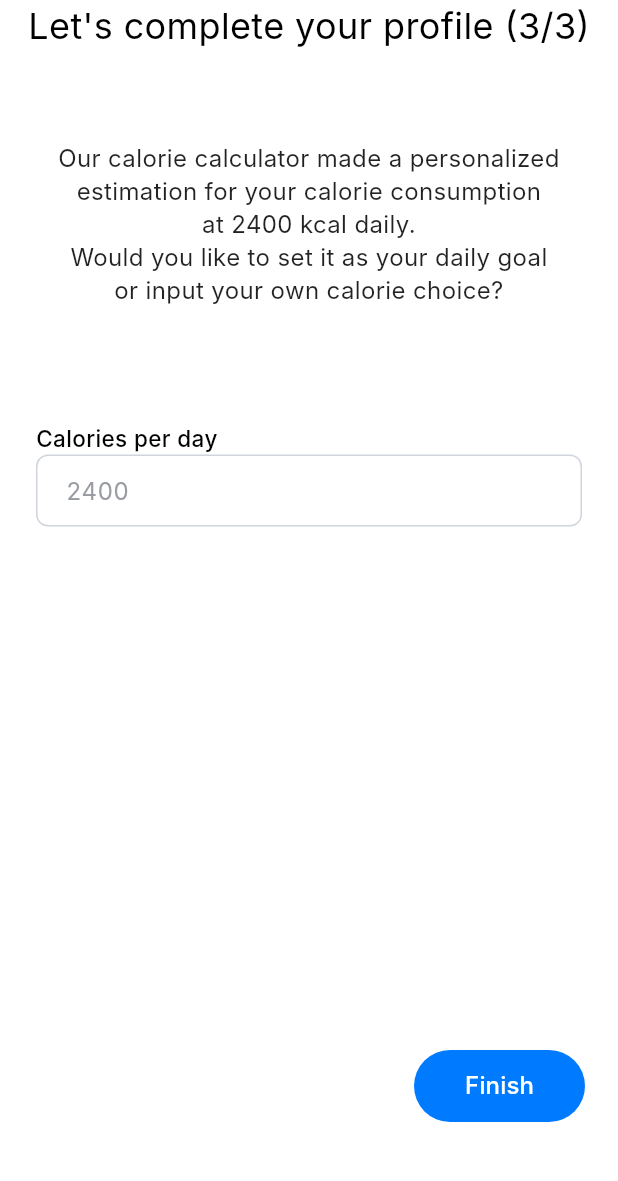
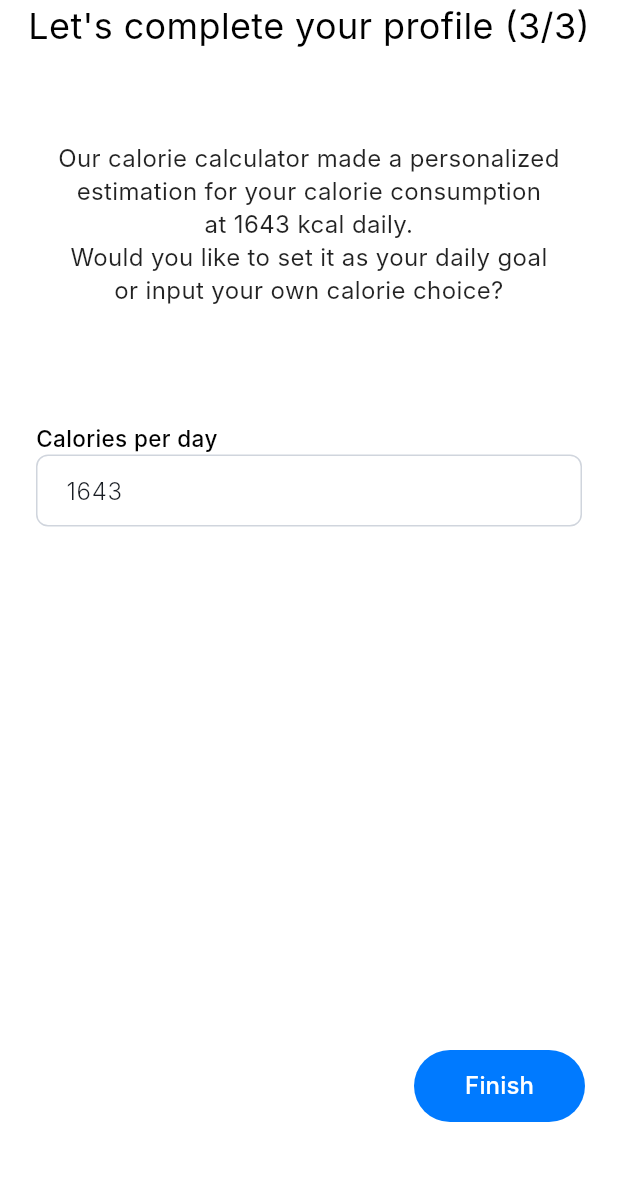
Before and after one commit to ntua-el21059/TrackEat, a Flutter app: the CalorieCalculatorScreen screen opened by its route, on a phone screen of 412 x 824 dp, the part 42-1223 px from its top. Run offline on Flutter 3.47's test engine with Material 3 defaults, Android fonts, the phone set to English and light mode, and no system bars; our stand-ins replace cached_network_image, camera, cloud_firestore, connectivity_plus, firebase_auth, firebase_core and 4 more; missing offline and left inert: activity_ring; accounts and stored records are empty; Roboto replaces fonts that are missing (Inter); project files that could hold a hidden picture were left out.

Commit message:
added rings, tuned create account sequence and calorie calculation

```diff
--- a/lib/models/user_model.dart
+++ b/lib/models/user_model.dart
@@ -1,4 +1,5 @@
 class UserModel {
+  String? id;
   String? username;
   String? email;
   String? password;
@@ -13,13 +14,15 @@ class UserModel {
   String? activity;
   String? diet;
   String? goal;
+  double? weight;
   double? height;
-  double? weight;
 
   // Profile 3/3
+  int? age;
   int? dailyCalories;
 
   UserModel({
+    this.id,
     this.username,
     this.email,
     this.password,
@@ -30,13 +33,15 @@ class UserModel {
     this.activity,
     this.diet,
     this.goal,
+    this.weight,
     this.height,
-    this.weight,
+    this.age,
     this.dailyCalories,
   });
 
   Map<String, dynamic> toJson() {
     return {
+      'id': id,
       'username': username,
       'email': email,
       'firstName': firstName,
@@ -46,9 +51,65 @@ class UserModel {
       'activity': activity,
       'diet': diet,
       'goal': goal,
+      'weight': weight,
       'height': height,
-      'weight': weight,
+      'age': age,
       'dailyCalories': dailyCalories,
     };
   }
+
+  factory UserModel.fromJson(Map<String, dynamic> json) {
+    return UserModel(
+      id: json['id'],
+      username: json['username'],
+      email: json['email'],
+      firstName: json['firstName'],
+      lastName: json['lastName'],
+      birthdate: json['birthdate'],
+      gender: json['gender'],
+      activity: json['activity'],
+      diet: json['diet'],
+      goal: json['goal'],
+      weight: json['weight']?.toDouble(),
+      height: json['height']?.toDouble(),
+      age: json['age'],
+      dailyCalories: json['dailyCalories'],
+    );
+  }
+
+  UserModel copyWith({
+    String? id,
+    String? username,
+    String? email,
+    String? password,
+    String? firstName,
+    String? lastName,
+    String? birthdate,
+    String? gender,
+    String? activity,
+    String? diet,
+    String? goal,
+    double? weight,
+    double? height,
+    int? age,
+    int? dailyCalories,
+  }) {
+    return UserModel(
+      id: id ?? this.id,
+      username: username ?? this.username,
+      email: email ?? this.email,
+      password: password ?? this.password,
+      firstName: firstName ?? this.firstName,
+      lastName: lastName ?? this.lastName,
+      birthdate: birthdate ?? this.birthdate,
+      gender: gender ?? this.gender,
+      activity: activity ?? this.activity,
+      diet: diet ?? this.diet,
+      goal: goal ?? this.goal,
+      weight: weight ?? this.weight,
+      height: height ?? this.height,
+      age: age ?? this.age,
+      dailyCalories: dailyCalories ?? this.dailyCalories,
+    );
+  }
 }
--- a/lib/presentation/signup_login/calorie_calculator_screen/calorie_calculator_screen.dart
+++ b/lib/presentation/signup_login/calorie_calculator_screen/calorie_calculator_screen.dart
@@ -39,12 +39,30 @@ class CalorieCalculatorScreenState extends State<CalorieCalculatorScreen> {
 
       if (user.dailyCalories != null) {
         provider.zipcodeController.text = user.dailyCalories!.toString();
+      } else {
+        // Calculate calories based on user data
+        final weight = user.weight ?? 70.0; // default weight if not set
+        final height = user.height ?? 170.0; // default height if not set
+        final age = user.age ?? 25; // default age if not set
+        final gender = user.gender?.toLowerCase() ?? 'male'; // default gender if not set
+
+        provider.calculateDailyCalories(weight, height, age, gender);
       }
     });
   }
 
   @override
   Widget build(BuildContext context) {
+    final userProvider = Provider.of<UserProvider>(context, listen: false);
+    final user = userProvider.user;
+    final weight = user.weight ?? 70.0;
+    final height = user.height ?? 170.0;
+    final age = user.age ?? 25;
+    final gender = user.gender?.toLowerCase() ?? 'male';
+
+    final calculatedCalories = Provider.of<CalorieCalculatorProvider>(context, listen: false)
+        .calculateDailyCalories(weight, height, age, gender);
+
     return Scaffold(
       backgroundColor: theme.colorScheme.onErrorContainer,
       resizeToAvoidBottomInset: false,
@@ -62,7 +80,7 @@ class CalorieCalculatorScreenState extends State<CalorieCalculatorScreen> {
               ),
               SizedBox(height: 60.h),
               Text(
-                "Our calorie calculator made a personalized\nestimation for your calorie consumption\nat 2400 kcal daily.\nWould you like to set it as your daily goal\nor input your own calorie choice?",
+                "Our calorie calculator made a personalized\nestimation for your calorie consumption\nat $calculatedCalories kcal daily.\nWould you like to set it as your daily goal\nor input your own calorie choice?",
                 maxLines: 5,
                 overflow: TextOverflow.ellipsis,
                 textAlign: TextAlign.center,
--- a/lib/presentation/signup_login/calorie_calculator_screen/provider/calorie_calculator_provider.dart
+++ b/lib/presentation/signup_login/calorie_calculator_screen/provider/calorie_calculator_provider.dart
@@ -1,5 +1,4 @@
 import 'package:flutter/material.dart';
-import '../../../../core/app_export.dart';
 import '../models/calorie_calculator_model.dart';
 
 /// A provider class for the CalorieCalculatorScreen.
@@ -11,6 +10,23 @@ class CalorieCalculatorProvider extends ChangeNotifier {
   TextEditingController zipcodeController = TextEditingController();
   CalorieCalculatorModel calorieCalculatorModelObj = CalorieCalculatorModel();
 
+  int calculateDailyCalories(double weight, double height, int age, String gender) {
+    // Mifflin-St Jeor Equation
+    double bmr;
+    if (gender.toLowerCase() == 'male') {
+      bmr = 10 * weight + 6.25 * height - 5 * age + 5;
+    } else {
+      bmr = 10 * weight + 6.25 * height - 5 * age - 161;
+    }
+
+    int dailyCalories = bmr.round();
+
+    // Update the text field
+    zipcodeController.text = dailyCalories.toString();
+
+    return dailyCalories;
+  }
+
   @override
   void dispose() {
     zipcodeController.dispose();
--- a/pubspec.yaml
+++ b/pubspec.yaml
@@ -34,6 +34,7 @@ dependencies:
   connectivity_plus: ^6.0.2
   permission_handler: ^11.1.0
   flutter_switch: ^0.3.2
+  activity_ring: ^0.3.0
 
 # Dev dependencies for testing and linting
 dev_dependencies:
```
Also changed, not shown: lib/presentation/homepage_history/history_today_tab_screen/history_today_tab_screen.dart (+41 -4 lines), lib/presentation/homepage_history/home_screen/home_screen.dart (+44 -2 lines), lib/presentation/signup_login/create_account_screen/create_account_screen.dart (+15 -6 lines), lib/presentation/signup_login/create_account_screen/provider/create_account_provider.dart (+22 -7 lines), lib/presentation/signup_login/create_profile_1_2_screen/create_profile_1_2_screen.dart (+14 -16 lines), lib/presentation/signup_login/create_profile_1_2_screen/provider/create_profile_1_2_provider.dart (+16 -1 lines), lib/presentation/signup_login/create_profile_2_2_screen/create_profile_2_2_screen.dart (+23 -25 lines), lib/presentation/signup_login/create_profile_2_2_screen/provider/create_profile_2_2_provider.dart (+17 -0 lines), pubspec.lock.
